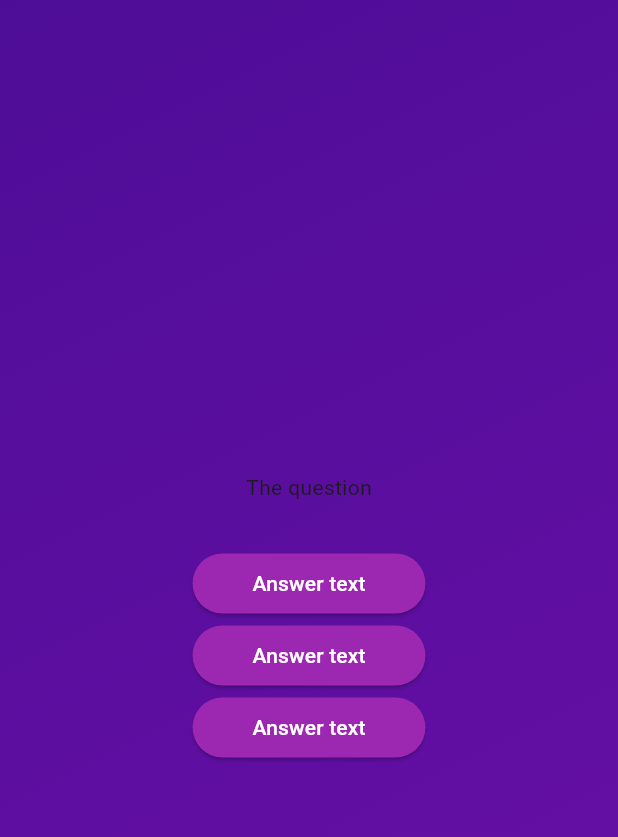
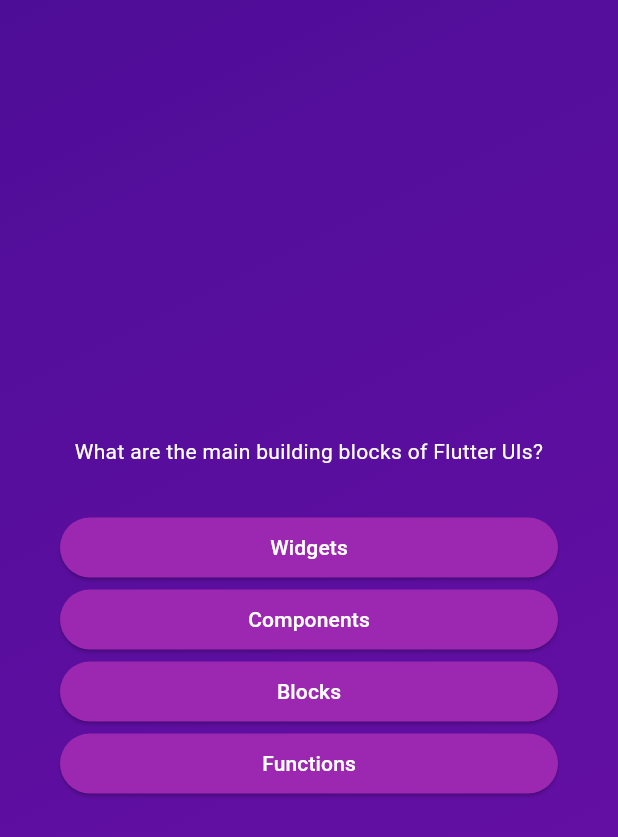
Before and after one commit to EvilTheresa/quiz_app, a Flutter app: the screen it shows after launch, after a tap on "Start the Quiz", on a phone screen of 412 x 824 dp. Shown: the top 837 px of the screen. Run offline on Flutter 3.47's test engine with Material 3 defaults, Android fonts, the phone set to English and light mode, and no system bars.

Commit message:
Styling and optimizing question screen

```diff
--- a/lib/questions_screen.dart
+++ b/lib/questions_screen.dart
@@ -1,6 +1,6 @@
 import 'package:flutter/material.dart';
 import 'package:quiz_project/answer_button.dart';
-import 'package:quiz_project/start_screen.dart';
+import 'package:quiz_project/models/questions.dart';
 
 class QuestionsScreen extends StatefulWidget {
   const QuestionsScreen({super.key});
@@ -14,17 +14,30 @@ class QuestionsScreen extends StatefulWidget {
 class _QuestionsScreen extends State<QuestionsScreen> {
   @override
   Widget build(context) {
+    final currentQuestion = questions[0];
+
     return SizedBox(
       width: double.infinity,
-      child: Column(
-        mainAxisAlignment: MainAxisAlignment.center,
-        children: [
-          Text('The question'),
-          SizedBox(height: 30),
-          AnswerButton(answerText: 'Answer text', onTap: () {}),
-          AnswerButton(answerText: 'Answer text', onTap: () {}),
-          AnswerButton(answerText: 'Answer text', onTap: () {}),
-        ],
+      child: Container(
+        margin: EdgeInsets.all(40),
+        child: Column(
+          mainAxisAlignment: MainAxisAlignment.center,
+          crossAxisAlignment: CrossAxisAlignment.stretch,
+
+          children: [
+            Text(
+                currentQuestion.text,
+                style: TextStyle(
+                  color: Colors.white
+                ),
+                textAlign: TextAlign.center,
+            ),
+            SizedBox(height: 30),
+            ...currentQuestion.answers.map((answer) {
+              return AnswerButton(answerText: answer, onTap: () {});
+            })
+          ],
+        ),
       ),
     );
   }
```
